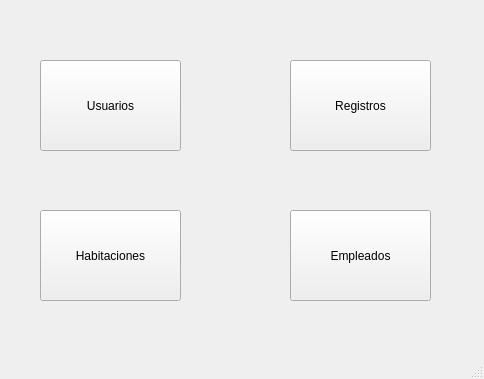
Above: Sistema_de_Registro_de_Hotel/mainwindow.ui from JeffersonFarCar/Sistema-de-Registro-de-Hotel before the change. Below: the same form after it.
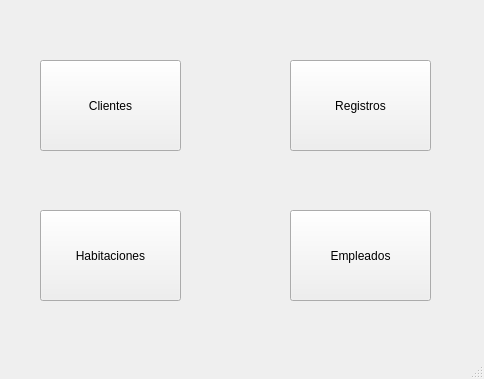
That is the form after the change.

Commit message: Clase Cliente

The edit to the form file:
```diff
--- a/Sistema_de_Registro_de_Hotel/mainwindow.ui
+++ b/Sistema_de_Registro_de_Hotel/mainwindow.ui
@@ -24,7 +24,7 @@
      </rect>
     </property>
     <property name="text">
-     <string>Usuarios</string>
+     <string>Clientes</string>
     </property>
    </widget>
    <widget class="QPushButton" name="Habitacions_button">
```
The commit also changes 47 other files.
